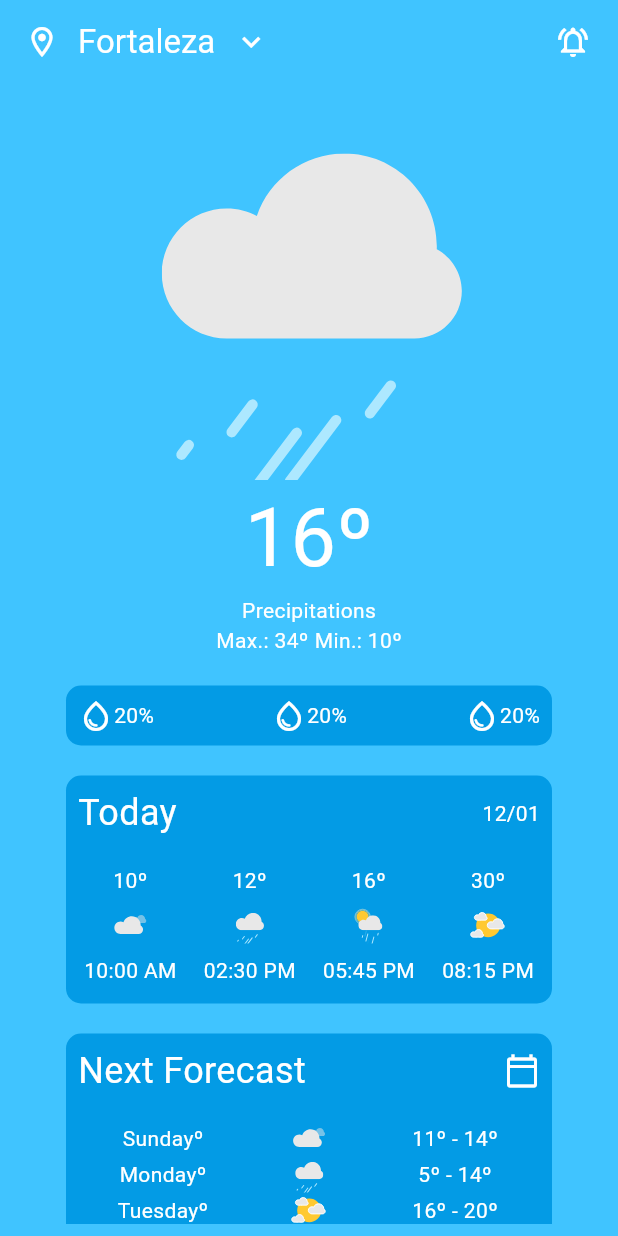
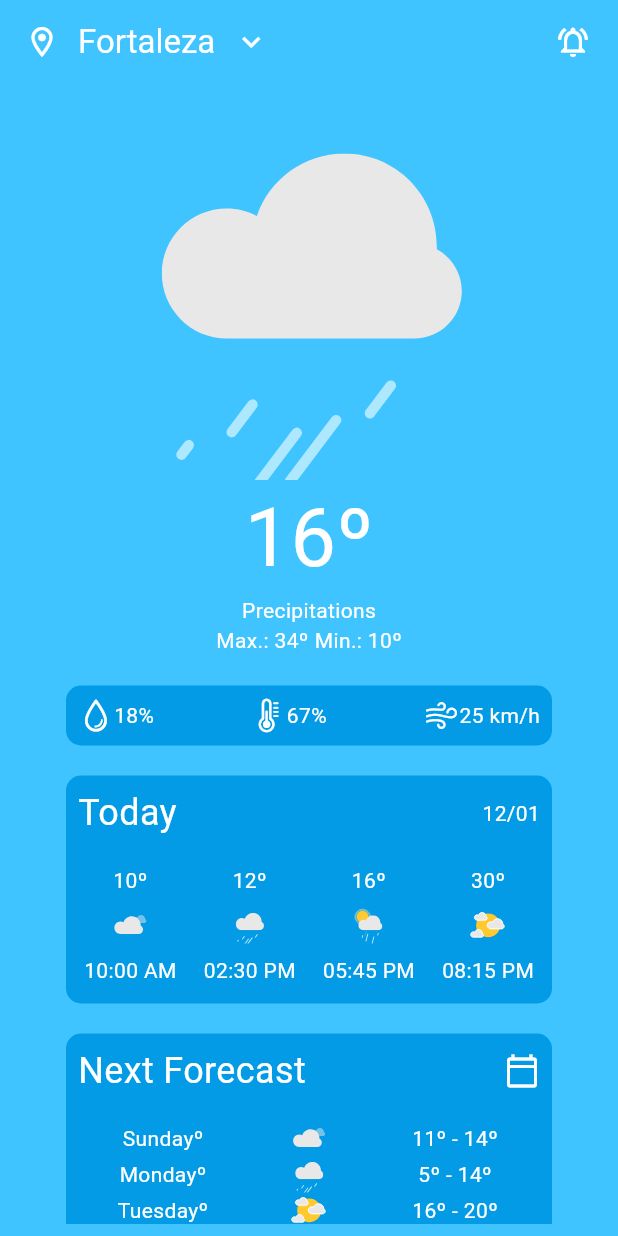
Before and after one commit to eduardosamorim/weather-app-MVC, a Flutter app: the screen it shows after launch, on a phone screen of 412 x 824 dp. Run offline on Flutter 3.47's test engine with Material 3 defaults, Android fonts, the phone set to English and light mode, and no system bars; our stand-ins replace get, lottie.

Commit message:
Finally, change icons at detailsTemperatureWidget, now Icons from cupertinoIcons

```diff
--- a/lib/modules/home/ui/home.dart
+++ b/lib/modules/home/ui/home.dart
@@ -53,7 +53,7 @@ class HomePage extends StatelessWidget {
               ),
               SizedBox(height: 20),
               HomeDetailsTemperatureWidget(
-                  porcentRain: '20', porcentThing: '20', speedWind: '67'),
+                  porcentRain: '18', porcentThing: '67', speedWind: '25'),
               SizedBox(height: 20),
               HomeForecastWidget(
                 currentDate: '12/01',
--- a/lib/modules/home/ui/widgets/details_temperature/home_details_temperature.dart
+++ b/lib/modules/home/ui/widgets/details_temperature/home_details_temperature.dart
@@ -1,3 +1,4 @@
+import 'package:flutter/cupertino.dart';
 import 'package:flutter/material.dart';
 
 class HomeDetailsTemperatureWidget extends StatelessWidget {
@@ -28,7 +29,7 @@ class HomeDetailsTemperatureWidget extends StatelessWidget {
               children: [
                 Row(
                   children: [
-                    Icon(Icons.water_drop_outlined, color: Colors.white),
+                    Icon(CupertinoIcons.drop, color: Colors.white),
                     Text(
                       '$porcentRain%',
                       style: TextStyle(color: Colors.white),
@@ -41,9 +42,9 @@ class HomeDetailsTemperatureWidget extends StatelessWidget {
               children: [
                 Row(
                   children: [
-                    Icon(Icons.water_drop_outlined, color: Colors.white),
+                    Icon(CupertinoIcons.thermometer, color: Colors.white),
                     Text(
-                      '$porcentRain%',
+                      '$porcentThing%',
                       style: TextStyle(color: Colors.white),
                     ),
                   ],
@@ -54,9 +55,9 @@ class HomeDetailsTemperatureWidget extends StatelessWidget {
               children: [
                 Row(
                   children: [
-                    Icon(Icons.water_drop_outlined, color: Colors.white),
+                    Icon(CupertinoIcons.wind, color: Colors.white),
                     Text(
-                      '$porcentRain%',
+                      '$speedWind km/h',
                       style: TextStyle(color: Colors.white),
                     ),
                   ],
```
